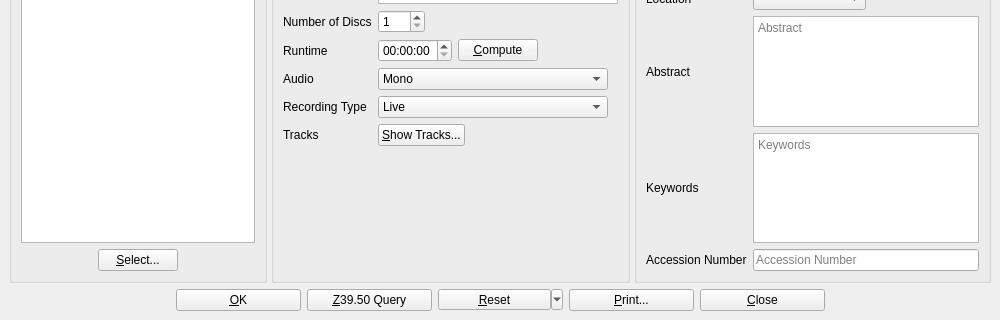
textbrowser/biblioteq, file UI/biblioteq_cdinfo.ui: the form before one commit; both pictures show x 0 to 1000 and y 480 to 800 of the 1000 by 800 pixel window.
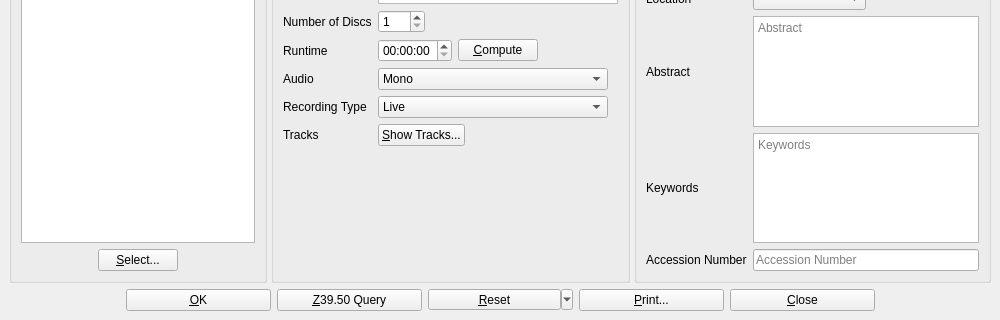
The form after the commit. Icons and pictures are not drawn. Custom widgets are drawn as their Qt base class.

Commit message: Icons. Uniform widths.

```diff
--- a/UI/biblioteq_cdinfo.ui
+++ b/UI/biblioteq_cdinfo.ui
@@ -938,7 +938,7 @@
        <widget class="QPushButton" name="okButton">
         <property name="minimumSize">
          <size>
-          <width>125</width>
+          <width>145</width>
           <height>0</height>
          </size>
         </property>
@@ -955,7 +955,7 @@
        <widget class="QPushButton" name="queryButton">
         <property name="minimumSize">
          <size>
-          <width>125</width>
+          <width>145</width>
           <height>0</height>
          </size>
         </property>
@@ -972,7 +972,7 @@
        <widget class="QToolButton" name="resetButton">
         <property name="minimumSize">
          <size>
-          <width>125</width>
+          <width>145</width>
           <height>0</height>
          </size>
         </property>
@@ -991,7 +991,7 @@
        <widget class="QPushButton" name="printButton">
         <property name="minimumSize">
          <size>
-          <width>125</width>
+          <width>145</width>
           <height>0</height>
          </size>
         </property>
@@ -1008,7 +1008,7 @@
        <widget class="QPushButton" name="cancelButton">
         <property name="minimumSize">
          <size>
-          <width>125</width>
+          <width>145</width>
           <height>0</height>
          </size>
         </property>
```
Left out of the diff: 4 changed lines with no effect on the pictures. The commit also changes 17 other files.
